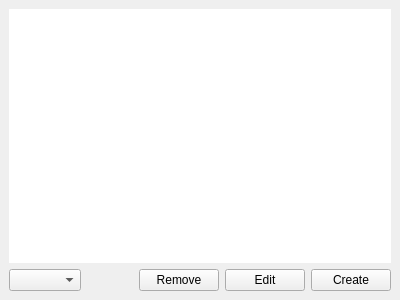
Qt form src/gui/forms/experimentdesigner.ui (evoplex/evoplex) before a commit.
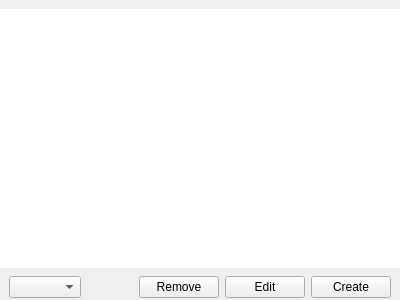
The same form after that commit.

What changed in the file:
```diff
--- a/src/gui/forms/experimentdesigner.ui
+++ b/src/gui/forms/experimentdesigner.ui
@@ -10,6 +10,9 @@
     <height>300</height>
    </rect>
   </property>
+  <property name="styleSheet">
+   <string notr="true"/>
+  </property>
   <property name="features">
    <set>QDockWidget::DockWidgetFloatable|QDockWidget::DockWidgetMovable</set>
   </property>
@@ -18,6 +21,15 @@
   </property>
   <widget class="QWidget" name="dockWidgetContents">
    <layout class="QVBoxLayout" name="verticalLayout">
+    <property name="leftMargin">
+     <number>0</number>
+    </property>
+    <property name="rightMargin">
+     <number>0</number>
+    </property>
+    <property name="bottomMargin">
+     <number>0</number>
+    </property>
     <item>
      <widget class="QTreeWidget" name="treeWidget">
       <property name="frameShape">
@@ -51,7 +63,14 @@
      </widget>
     </item>
     <item>
-     <layout class="QHBoxLayout" name="horizontalLayout">
+     <widget class="QWidget" name="widget" native="true">
+      <layout class="QHBoxLayout" name="horizontalLayout_2">
+       <property name="topMargin">
+        <number>2</number>
+       </property>
+       <property name="bottomMargin">
+        <number>2</number>
+       </property>
       <item>
        <widget class="QComboBox" name="cbWidgets">
         <property name="sizePolicy">
@@ -109,6 +128,7 @@
        </widget>
       </item>
      </layout>
+     </widget>
     </item>
    </layout>
   </widget>
```
Left out of the diff: 2 changed lines with no effect on the pictures. Lines whose indentation alone changed are shown as unchanged.
